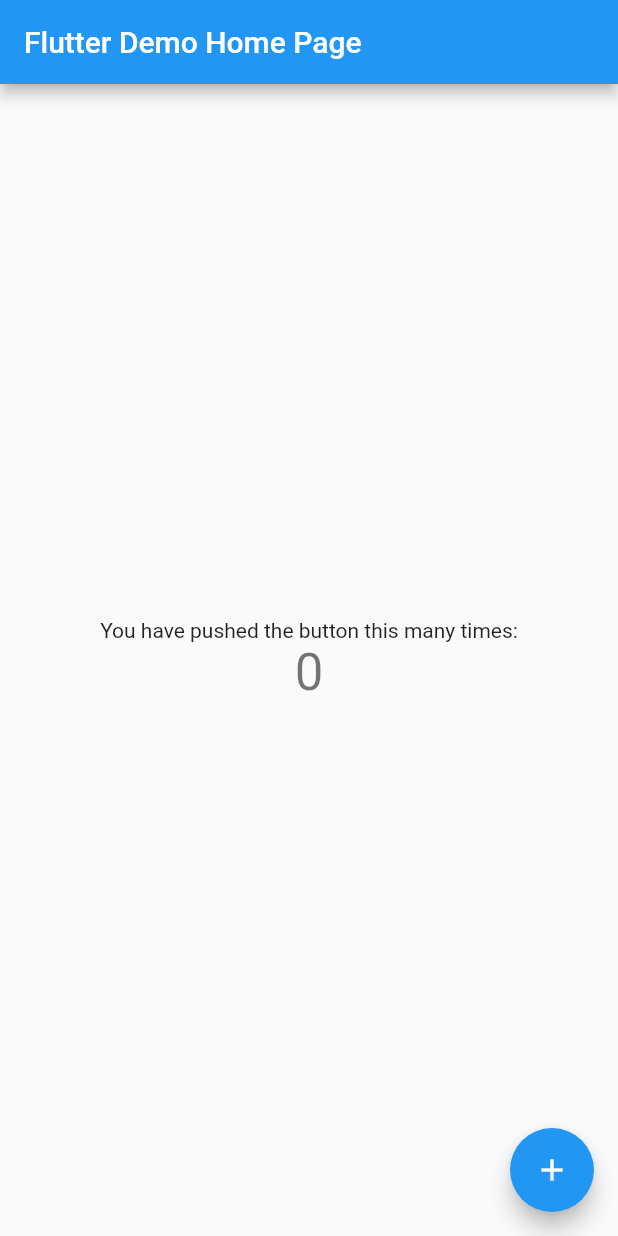
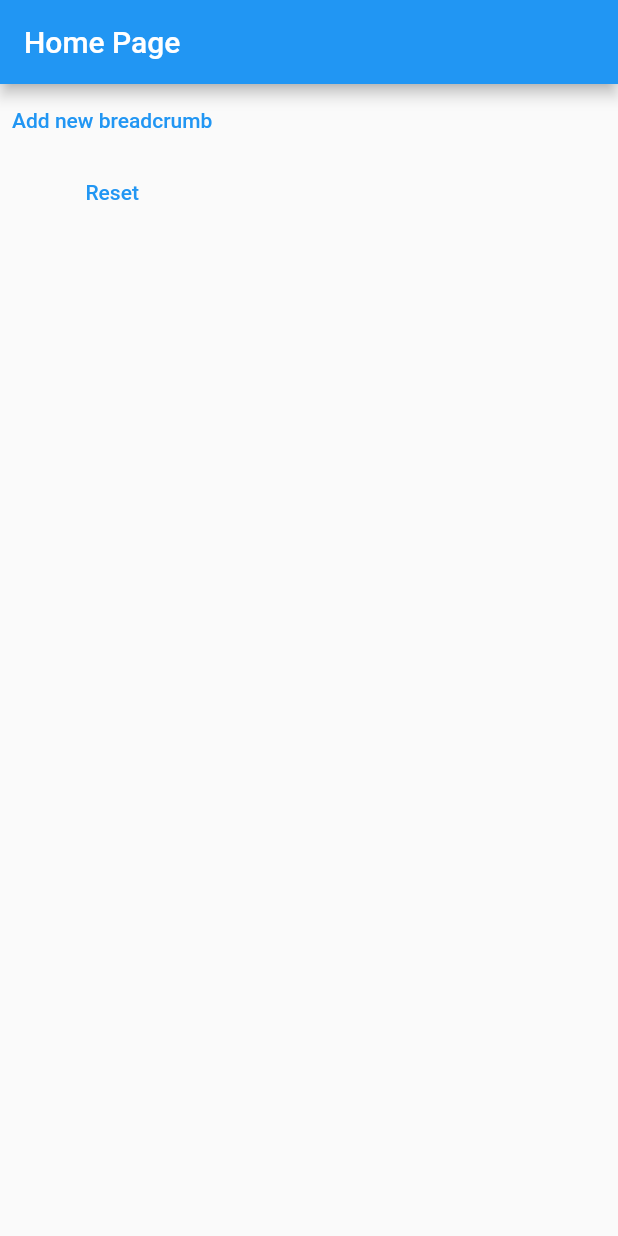
Before and after one commit to hafeezarfi/providerdemo, a Flutter app: the screen it shows after launch, on a phone screen of 412 x 824 dp. Run offline on Flutter 3.47's test engine with Material 2 defaults, Android fonts, the phone set to English and light mode, and no system bars.

Commit message:
state with provider

```diff
--- a/lib/main.dart
+++ b/lib/main.dart
@@ -1,115 +1,173 @@
+import 'dart:collection';
+
 import 'package:flutter/material.dart';
+import 'package:provider/provider.dart';
+import 'package:uuid/uuid.dart';
 
 void main() {
-  runApp(const MyApp());
+  runApp(ChangeNotifierProvider(
+    create: (_) => BreadcrumbProvider(),
+    child: MaterialApp(
+      title: 'Flutter Demo',
+      theme: ThemeData(
+        primarySwatch: Colors.blue,
+      ),
+      home: const HomePage(),
+      routes: {
+        '/new': (context) => const NewBreadcrumbWidget(),
+      },
+      debugShowCheckedModeBanner: false,
+    ),
+  ));
 }
 
-class MyApp extends StatelessWidget {
-  const MyApp({super.key});
+class Breadcrumb {
+  bool isActive;
+  final String name;
+  final String uuid;
 
-  // This widget is the root of your application.
+  Breadcrumb({
+    required this.isActive,
+    required this.name,
+  }) : uuid = const Uuid().v4();
+
+  void active() {
+    isActive = true;
+  }
+
+  @override
+  bool operator ==(covariant Breadcrumb other) => uuid == other.uuid;
+
+  @override
+  int get hashCode => uuid.hashCode;
+
+  String get title => name + (isActive ? '> ' : '');
+}
+
+class BreadcrumbProvider extends ChangeNotifier {
+  final List<Breadcrumb> _items = [];
+  UnmodifiableListView<Breadcrumb> get items => UnmodifiableListView(_items);
+
+  void add(Breadcrumb breadcrumb) {
+    for (final item in _items) {
+      item.active();
+    }
+    _items.add(breadcrumb);
+    notifyListeners();
+  }
+
+  void reset() {
+    _items.clear();
+    notifyListeners();
+  }
+}
+
+class BreadcrumbWidget extends StatelessWidget {
+  final UnmodifiableListView<Breadcrumb> breadcrumbs;
+  const BreadcrumbWidget({super.key, required this.breadcrumbs});
+
   @override
   Widget build(BuildContext context) {
-    return MaterialApp(
-      title: 'Flutter Demo',
-      theme: ThemeData(
-        // This is the theme of your application.
-        //
-        // Try running your application with "flutter run". You'll see the
-        // application has a blue toolbar. Then, without quitting the app, try
-        // changing the primarySwatch below to Colors.green and then invoke
-        // "hot reload" (press "r" in the console where you ran "flutter run",
-        // or simply save your changes to "hot reload" in a Flutter IDE).
-        // Notice that the counter didn't reset back to zero; the application
-        // is not restarted.
-        primarySwatch: Colors.blue,
-      ),
-      home: const MyHomePage(title: 'Flutter Demo Home Page'),
+    return Wrap(
+      children: breadcrumbs.map((breadcrumb) {
+        return Text(
+          breadcrumb.title,
+          style: TextStyle(
+            color: breadcrumb.isActive ? Colors.blue : Colors.black,
+          ),
+        );
+      }).toList(),
     );
   }
 }
 
-class MyHomePage extends StatefulWidget {
-  const MyHomePage({super.key, required this.title});
-
-  // This widget is the home page of your application. It is stateful, meaning
-  // that it has a State object (defined below) that contains fields that affect
-  // how it looks.
-
-  // This class is the configuration for the state. It holds the values (in this
-  // case the title) provided by the parent (in this case the App widget) and
-  // used by the build method of the State. Fields in a Widget subclass are
-  // always marked "final".
-
-  final String title;
+class HomePage extends StatelessWidget {
+  const HomePage({super.key});
 
   @override
-  State<MyHomePage> createState() => _MyHomePageState();
+  Widget build(BuildContext context) {
+    return Scaffold(
+      appBar: AppBar(
+        title: const Text('Home Page'),
+      ),
+      body: Column(
+        children: [
+          Consumer<BreadcrumbProvider>(
+            builder: (context, value, child) {
+              return BreadcrumbWidget(
+                breadcrumbs: value.items,
+              );
+            },
+          ),
+          TextButton(
+            onPressed: () {
+              Navigator.of(context).pushNamed(
+                '/new',
+              );
+            },
+            child: const Text('Add new breadcrumb'),
+          ),
+          TextButton(
+            onPressed: () {
+              context.read<BreadcrumbProvider>().reset();
+            },
+            child: const Text('Reset'),
+          ),
+        ],
+      ),
+    );
+  }
 }
 
-class _MyHomePageState extends State<MyHomePage> {
-  int _counter = 0;
+class NewBreadcrumbWidget extends StatefulWidget {
+  const NewBreadcrumbWidget({super.key});
 
-  void _incrementCounter() {
-    setState(() {
-      // This call to setState tells the Flutter framework that something has
-      // changed in this State, which causes it to rerun the build method below
-      // so that the display can reflect the updated values. If we changed
-      // _counter without calling setState(), then the build method would not be
-      // called again, and so nothing would appear to happen.
-      _counter++;
-    });
+  @override
+  State<NewBreadcrumbWidget> createState() => _NewBreadcrumbWidgetState();
+}
+
+class _NewBreadcrumbWidgetState extends State<NewBreadcrumbWidget> {
+  late final TextEditingController _controller;
+
+  @override
+  void initState() {
+    _controller = TextEditingController();
+    super.initState();
+  }
+
+  @override
+  void dispose() {
+    _controller.dispose();
+    super.dispose();
   }
 
   @override
   Widget build(BuildContext context) {
-    // This method is rerun every time setState is called, for instance as done
-    // by the _incrementCounter method above.
-    //
-    // The Flutter framework has been optimized to make rerunning build methods
-    // fast, so that you can just rebuild anything that needs updating rather
-    // than having to individually change instances of widgets.
     return Scaffold(
       appBar: AppBar(
-        // Here we take the value from the MyHomePage object that was created by
-        // the App.build method, and use it to set our appbar title.
-        title: Text(widget.title),
+        title: const Text('Add new breadcrumb'),
       ),
-      body: Center(
-        // Center is a layout widget. It takes a single child and positions it
-        // in the middle of the parent.
-        child: Column(
-          // Column is also a layout widget. It takes a list of children and
-          // arranges them vertically. By default, it sizes itself to fit its
-          // children horizontally, and tries to be as tall as its parent.
-          //
-          // Invoke "debug painting" (press "p" in the console, choose the
-          // "Toggle Debug Paint" action from the Flutter Inspector in Android
-          // Studio, or the "Toggle Debug Paint" command in Visual Studio Code)
-          // to see the wireframe for each widget.
-          //
-          // Column has various properties to control how it sizes itself and
-          // how it positions its children. Here we use mainAxisAlignment to
-          // center the children vertically; the main axis here is the vertical
-          // axis because Columns are vertical (the cross axis would be
-          // horizontal).
-          mainAxisAlignment: MainAxisAlignment.center,
-          children: <Widget>[
-            const Text(
-              'You have pushed the button this many times:',
+      body: Column(
+        children: [
+          TextField(
+            controller: _controller,
+            decoration: const InputDecoration(
+              hintText: 'Enter a new breadcrumb here',
             ),
-            Text(
-              '$_counter',
-              style: Theme.of(context).textTheme.headline4,
-            ),
-          ],
-        ),
+          ),
+          TextButton(
+            onPressed: () {
+              final text = _controller.text;
+              if (text.isNotEmpty) {
+                final breadcrumb = Breadcrumb(isActive: false, name: text);
+                context.read<BreadcrumbProvider>().add(breadcrumb);
+                Navigator.of(context).pop();
+              }
+            },
+            child: const Text('Add'),
+          ),
+        ],
       ),
-      floatingActionButton: FloatingActionButton(
-        onPressed: _incrementCounter,
-        tooltip: 'Increment',
-        child: const Icon(Icons.add),
-      ), // This trailing comma makes auto-formatting nicer for build methods.
     );
   }
 }
--- a/pubspec.yaml
+++ b/pubspec.yaml
@@ -36,6 +36,8 @@ dependencies:
   # The following adds the Cupertino Icons font to your application.
   # Use with the CupertinoIcons class for iOS style icons.
   cupertino_icons: ^1.0.2
+  provider: ^6.0.3
+  uuid: ^3.0.6
 
 dev_dependencies:
   flutter_test:
```
Also changed, not shown: pubspec.lock.
